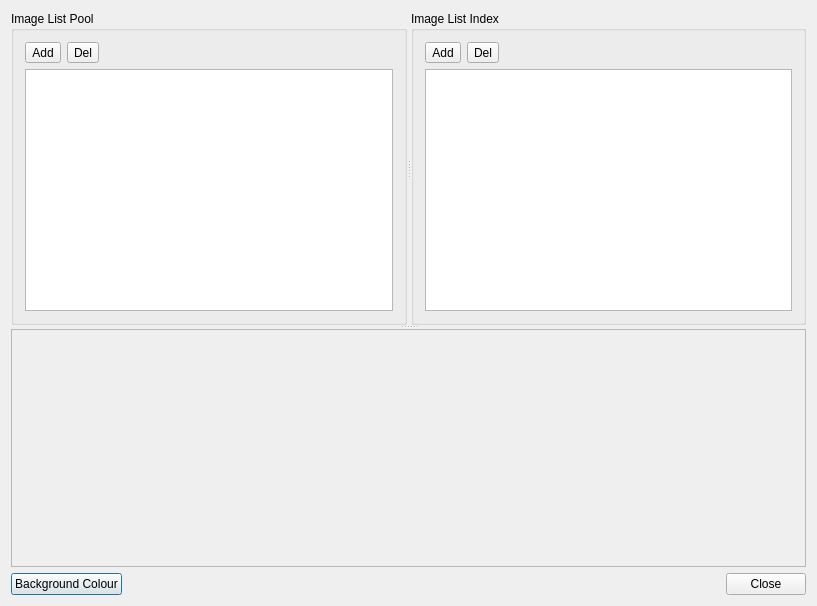
Above: kvmrt2_media_editor/imagelistpool.ui from gyongchae/MediaEditor before the change. Below: the same form after it.
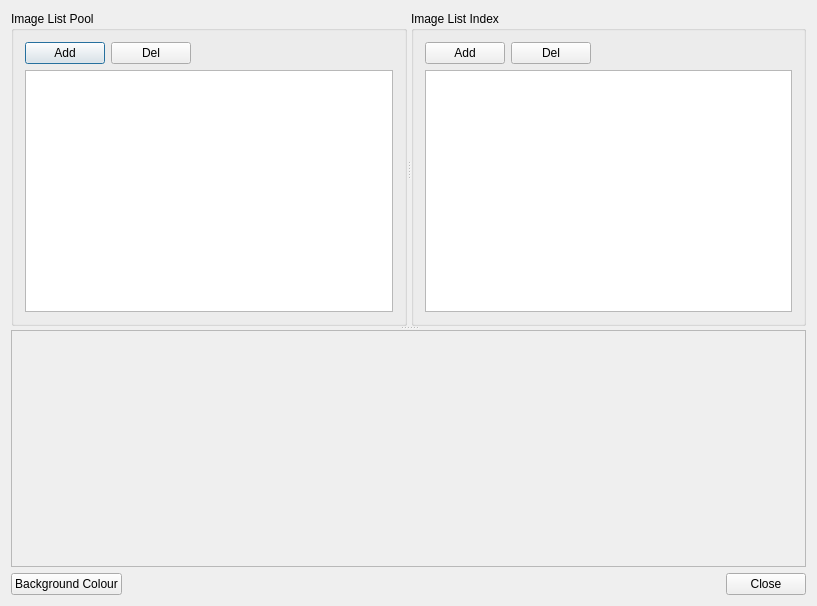
That is the form after the change.

Diff of the .ui file:
```diff
--- a/kvmrt2_media_editor/imagelistpool.ui
+++ b/kvmrt2_media_editor/imagelistpool.ui
@@ -36,14 +36,14 @@
           <item>
            <layout class="QHBoxLayout" name="horizontalLayout_2">
             <item>
-             <widget class="QToolButton" name="btnAddImgListPool">
+             <widget class="QPushButton" name="btnAddImgListPool">
               <property name="text">
                <string>Add</string>
               </property>
              </widget>
             </item>
             <item>
-             <widget class="QToolButton" name="btnDelImgListPool">
+             <widget class="QPushButton" name="btnDelImgListPool">
               <property name="text">
                <string>Del</string>
               </property>
@@ -88,14 +88,14 @@
           <item>
            <layout class="QHBoxLayout" name="horizontalLayout_3">
             <item>
-             <widget class="QToolButton" name="btnAddImgIndex">
+             <widget class="QPushButton" name="btnAddImgIndex">
               <property name="text">
                <string>Add</string>
               </property>
              </widget>
             </item>
             <item>
-             <widget class="QToolButton" name="btnDelImgIndex">
+             <widget class="QPushButton" name="btnDelImgIndex">
               <property name="text">
                <string>Del</string>
               </property>
```
